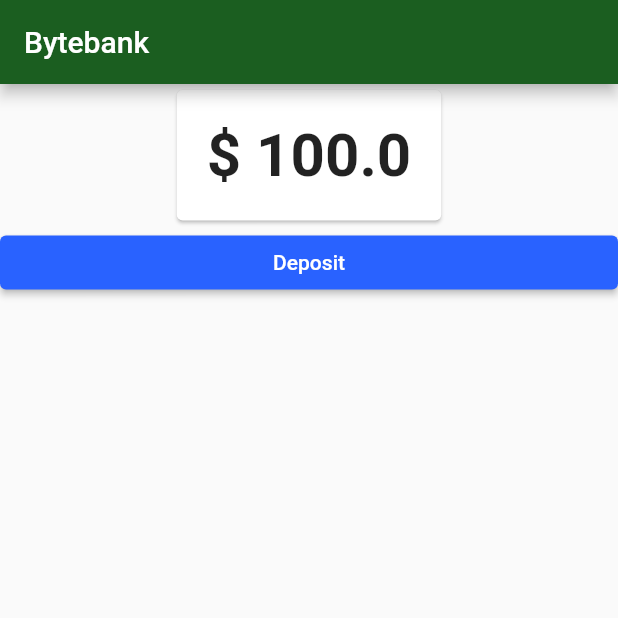
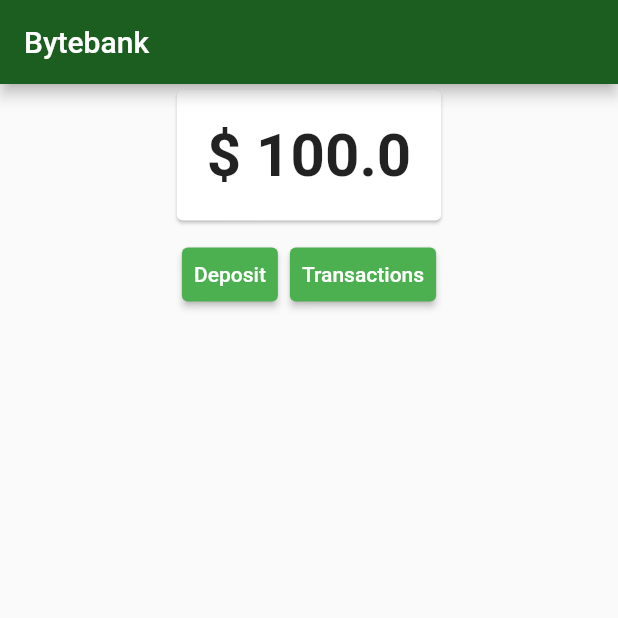
Before and after one commit to Kakomo/Flutter-Provider, a Flutter app: the screen it shows after launch, on a phone screen of 412 x 824 dp, the top half of it. Run offline on Flutter 3.47's test engine with Material 2 defaults, Android fonts, the phone set to English and light mode, and no system bars.

Commit message:
Class 4 - Lesson 1

```diff
--- a/lib/screens/dashboard.dart
+++ b/lib/screens/dashboard.dart
@@ -1,6 +1,7 @@
 import 'package:bytebank/components/BalanceCard.dart';
 import 'package:bytebank/models/balance.dart';
 import 'package:bytebank/screens/deposit_form.dart';
+import 'package:bytebank/screens/transaction_form/transaction_form_screen.dart';
 import 'package:flutter/material.dart';
 import 'package:provider/provider.dart';
 
@@ -17,8 +18,12 @@ class Dashboard extends StatelessWidget {
               alignment: Alignment.topCenter,
               child: BalanceCard(),
             ),
+            ButtonBar(
+              alignment: MainAxisAlignment.center,
+              children: [
                 RaisedButton(
                   child: Text('Deposit'),
+                  color: Colors.green,
                   onPressed: () {
                     Navigator.push(
                       context,
@@ -28,6 +33,20 @@ class Dashboard extends StatelessWidget {
                     );
                   },
                 ),
+                RaisedButton(
+                  child: Text('Transactions'),
+                  color: Colors.green,
+                  onPressed: () {
+                    Navigator.push(
+                      context,
+                      MaterialPageRoute(builder: (context) {
+                        return TransactionFormScreen();
+                      }),
+                    );
+                  },
+                ),
+              ],
+            )
           ],
         ));
   }
--- a/lib/screens/transaction_form/components/transaction_form.dart
+++ b/lib/screens/transaction_form/components/transaction_form.dart
@@ -1,7 +1,9 @@
 
 import 'package:bytebank/components/bytebank_textfield.dart';
+import 'package:bytebank/models/balance.dart';
 import 'package:bytebank/models/transaction.dart';
 import 'package:flutter/material.dart';
+import 'package:provider/provider.dart';
 
 class TransactionForm extends StatelessWidget {
   final TextEditingController _nameController = TextEditingController();
@@ -41,6 +43,7 @@ class TransactionForm extends StatelessWidget {
 
     final transaction = Transaction(name, amount);
 //          debugPrint("$transaction");
+    Provider.of<Balance>(context,listen: false).subtract(amount);
     Navigator.pop(context, transaction);
   }
 }
```
Also changed, not shown: lib/main.dart (+6 -2 lines). Lines whose indentation alone changed are shown as unchanged.
